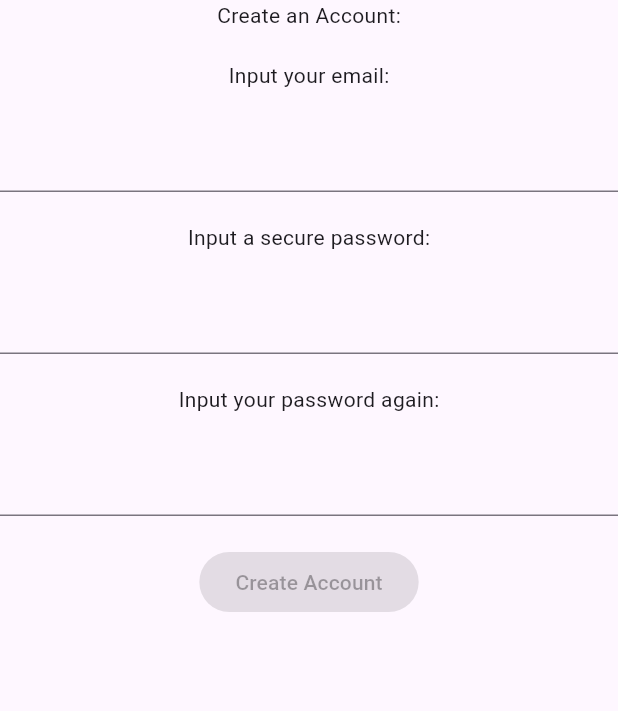
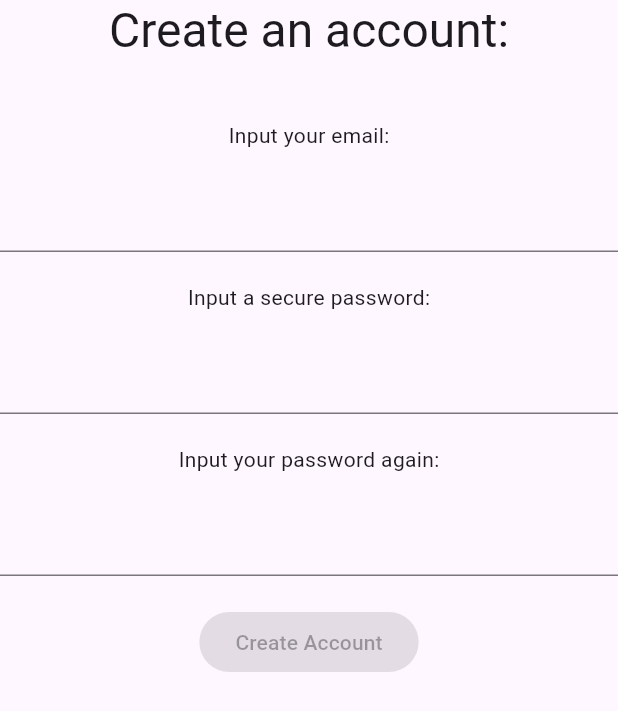
Before and after one commit to sebmentation-fault/inoculate, a Flutter app: the CreateAccountForm widget shown alone on an empty page, opened directly, on a phone screen of 412 x 824 dp. Shown: the top 711 px of the screen. Run offline on Flutter 3.47's test engine with Material 3 defaults, Android fonts, the phone set to English and light mode, and no system bars; our stand-ins replace firebase_auth, firebase_core; accounts and stored records are empty; network calls fail.

Commit message:
Fix alignment on auth forms

```diff
--- a/inoculate/lib/config/routes/auth/create_account/create_account_form.dart
+++ b/inoculate/lib/config/routes/auth/create_account/create_account_form.dart
@@ -22,8 +22,9 @@ class _CreateAccountFormState extends State<CreateAccountForm> {
     return Form(
       child: Column(
         children: [
-          const Text("Create an Account:"),
-          const SizedBox(height: 20),
+          Text("Create an account:",
+              style: Theme.of(context).textTheme.headlineLarge),
+          const SizedBox(height: 40),
           const Text("Input your email:"),
           const SizedBox(height: 20),
           TextFormField(
@@ -31,7 +32,7 @@ class _CreateAccountFormState extends State<CreateAccountForm> {
               // TODO: check if email has suitable format
               setState(() {
                 _email = e;
-                _emailIsValid = e.contains('@');
+                _emailIsValid = e.contains('@') && e.contains('.');
                 _accountIsValid = _emailIsValid && _passwordsMatch;
               });
             },
--- a/inoculate/lib/config/routes/auth/sign_in/sign_in_form.dart
+++ b/inoculate/lib/config/routes/auth/sign_in/sign_in_form.dart
@@ -19,8 +19,8 @@ class _SignInFormState extends State<SignInForm> {
     return Form(
       child: Column(
         children: [
-          const Text("Sign In:"),
-          const SizedBox(height: 20),
+          Text("Sign In:", style: Theme.of(context).textTheme.headlineLarge),
+          const SizedBox(height: 40),
           const Text("Input your email:"),
           const SizedBox(height: 20),
           TextFormField(
--- a/inoculate/lib/config/routes/home/home.dart
+++ b/inoculate/lib/config/routes/home/home.dart
@@ -78,8 +78,8 @@ class _HomeState extends State<Home> {
                   _selectedIndex = index;
                 });
               },
-              backgroundColor: Theme.of(context).colorScheme.primaryContainer,
-              indicatorColor: Theme.of(context).colorScheme.primary,
+              backgroundColor: Theme.of(context).colorScheme.surfaceVariant,
+              indicatorColor: Theme.of(context).colorScheme.primaryContainer,
             ),
           Column(
             children: [
```
Also changed, not shown: inoculate/lib/config/routes/auth/auth.dart (+11 -10 lines), inoculate/lib/config/wrappers/auth/auth.dart (+5 -4 lines).
